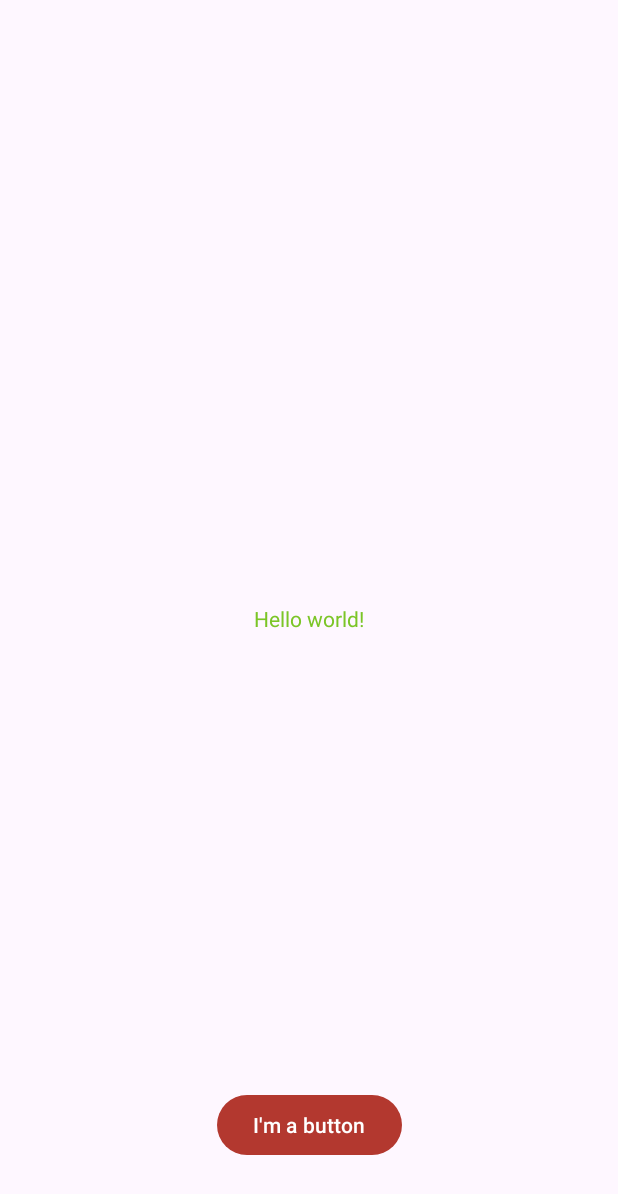
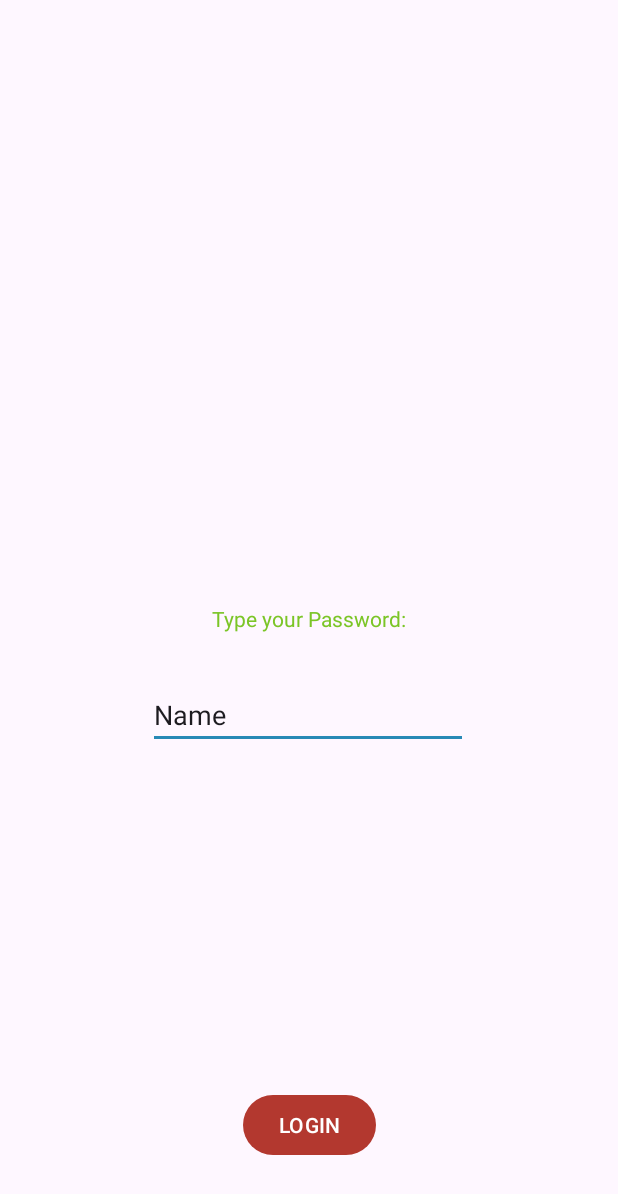
Before and after one commit to HanShuHan/Android-APP-Trivia-Question, an Android app: the screen it shows after launch (MainActivity), on a phone screen of 412 x 824 dp. Shown: the top 1194 px of the screen. Run offline under Robolectric (Android 15) with nearby library versions, the phone set to English and light mode, and no system bars.

Commit message:
4th Commit: 1. Week 5 in-class practice
Signed-off-by: Shu Han Han <han00135@algonquinlive.com>

```diff
--- a/app/src/main/java/algonquin/cst2335/han00135/MainActivity.java
+++ b/app/src/main/java/algonquin/cst2335/han00135/MainActivity.java
@@ -1,14 +1,63 @@
 package algonquin.cst2335.han00135;
 
 import android.os.Bundle;
+import android.widget.Button;
+import android.widget.EditText;
+import android.widget.TextView;
 
+import androidx.annotation.NonNull;
 import androidx.appcompat.app.AppCompatActivity;
 
+/**
+ * @author Shu Han Han
+ * @version 1.0
+ */
 public class MainActivity extends AppCompatActivity {
+
+    /**
+     *
+     */
+    protected TextView myTextView;
+
+    /**
+     *
+     */
+    protected Button button1;
+
+    /**
+     *
+     */
+    protected EditText theEditText;
 
     @Override
     protected void onCreate(Bundle savedInstanceState) {
         super.onCreate(savedInstanceState);
         setContentView(R.layout.activity_main);
+
+        myTextView = findViewById(R.id.myText);
+        button1 = findViewById(R.id.button1);
+        theEditText = findViewById(R.id.editText);
+
+        button1.setOnClickListener(v -> {
+            String input = theEditText.getText().toString();
+            if (checkInput(input, '=')) {
+                myTextView.setText("Equal sign found");
+            } else {
+                myTextView.setText("No equal sign found");
+            }
+        });
+    }
+
+    /**
+     * @param input
+     * @param toLookFor
+     */
+    boolean checkInput(@NonNull String input, @NonNull char toLookFor) {
+        for (int i = 0; i < input.length(); i++) {
+            if (input.charAt(i) == toLookFor) {
+                return true;
+            }
+        }
+        return false;
     }
 }
--- a/app/src/main/res/layout/activity_main.xml
+++ b/app/src/main/res/layout/activity_main.xml
@@ -7,6 +7,7 @@
     tools:context=".MainActivity">
 
     <TextView
+        android:id="@+id/myText"
         android:layout_width="wrap_content"
         android:layout_height="wrap_content"
         android:text="@string/hello_message"
@@ -16,6 +17,7 @@
         app:layout_constraintTop_toTopOf="parent" />
 
     <Button
+        android:id="@+id/button1"
         android:layout_width="wrap_content"
         android:layout_height="wrap_content"
         android:layout_marginBottom="50dp"
@@ -25,4 +27,17 @@
         app:layout_constraintHorizontal_bias="0.5"
         app:layout_constraintStart_toStartOf="parent" />
 
+    <EditText
+        android:id="@+id/editText"
+        android:layout_width="wrap_content"
+        android:layout_height="wrap_content"
+        android:layout_marginTop="32dp"
+        android:ems="10"
+        android:inputType="text"
+        android:text="Name"
+        app:layout_constraintEnd_toEndOf="parent"
+        app:layout_constraintHorizontal_bias="0.497"
+        app:layout_constraintStart_toStartOf="parent"
+        app:layout_constraintTop_toBottomOf="@+id/myText" />
+
 </androidx.constraintlayout.widget.ConstraintLayout>
--- a/app/src/main/res/values/strings.xml
+++ b/app/src/main/res/values/strings.xml
@@ -1,5 +1,5 @@
 <resources>
-    <string name="hello_message">"Hello world!</string>
+    <string name="hello_message">Type your Password:</string>
     <string name="app_name">Han\'s Android Labs</string>
-    <string name="button_message">I\'m a button</string>
+    <string name="button_message">LOGIN</string>
 </resources>
```
Also changed, not shown: app/build.gradle (+17 -1 lines).
